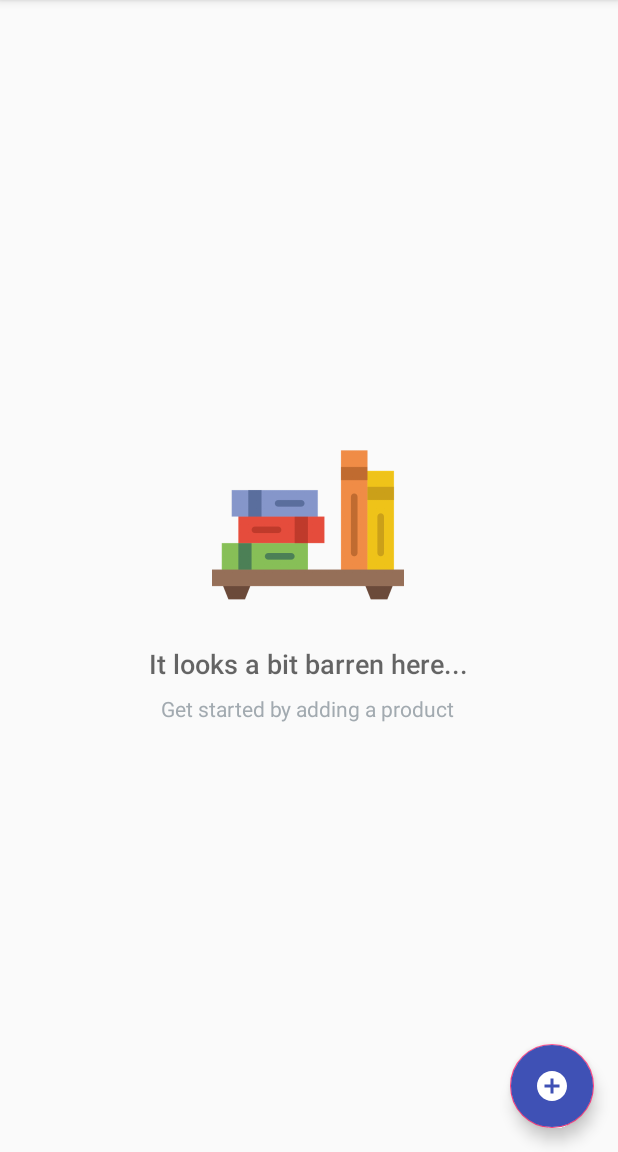
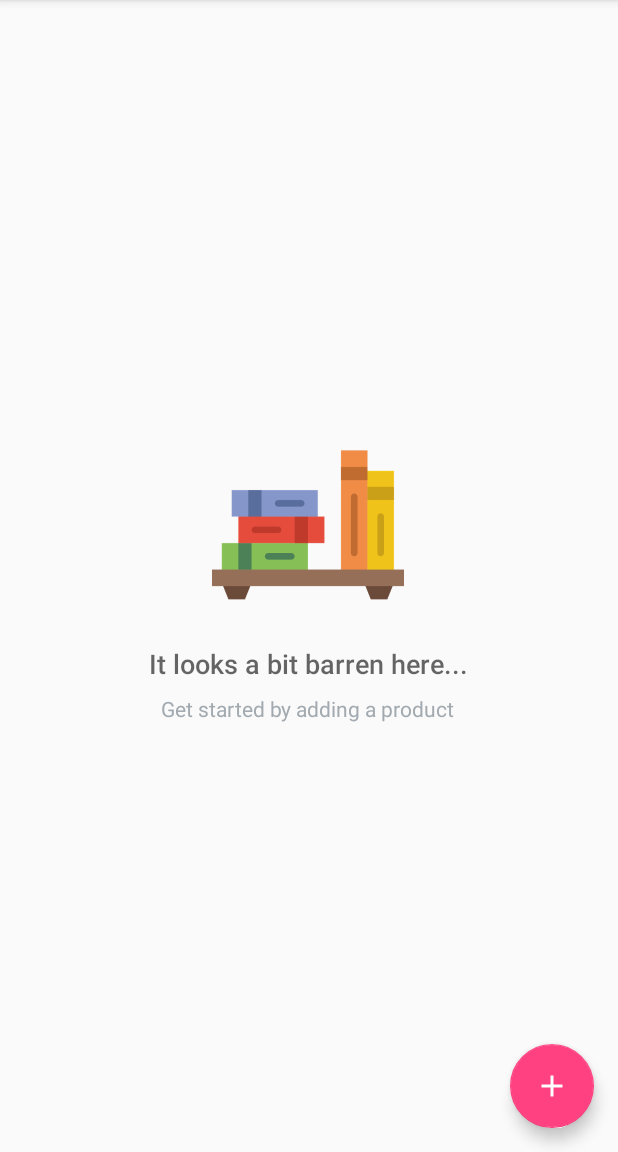
Before and after one commit to patrickjkennedy/SQLBooks, an Android app: the screen it shows after launch (CatalogActivity), on a phone screen of 412 x 824 dp, the part 84-1236 px from its top. Run offline under Robolectric (Android 15) with nearby library versions, the phone set to English and light mode, and no system bars.

Commit message:
fixed add button

```diff
--- a/app/src/main/res/drawable/ic_add_circle.xml
+++ /dev/null
@@ -1,9 +0,0 @@
-<vector xmlns:android="http://schemas.android.com/apk/res/android"
-        android:width="24dp"
-        android:height="24dp"
-        android:viewportWidth="24.0"
-        android:viewportHeight="24.0">
-    <path
-        android:fillColor="#FF000000"
-        android:pathData="M12,2C6.48,2 2,6.48 2,12s4.48,10 10,10 10,-4.48 10,-10S17.52,2 12,2zM17,13h-4v4h-2v-4L7,13v-2h4L11,7h2v4h4v2z"/>
-</vector>
--- a/app/src/main/res/layout/activity_catalog.xml
+++ b/app/src/main/res/layout/activity_catalog.xml
@@ -31,9 +31,7 @@
         android:layout_alignParentBottom="true"
         android:layout_alignParentRight="true"
         android:layout_margin="@dimen/fab_margin"
-        android:src="@drawable/ic_add_circle"
-        android:tint="@android:color/white"
-        android:backgroundTint="@color/colorPrimary"/>
+        android:src="@drawable/ic_add_white_48dp"/>
 
     <!-- Empty view for the list -->
     <RelativeLayout
```
Also changed, not shown: app/src/main/res/drawable-hdpi/ic_add_white_48dp.png (added), app/src/main/res/drawable-mdpi/ic_add_white_48dp.png (added), app/src/main/res/drawable-xhdpi/ic_add_white_48dp.png (added), app/src/main/res/drawable-xxhdpi/ic_add_white_48dp.png (added), app/src/main/res/drawable-xxxhdpi/ic_add_white_48dp.png (added).
